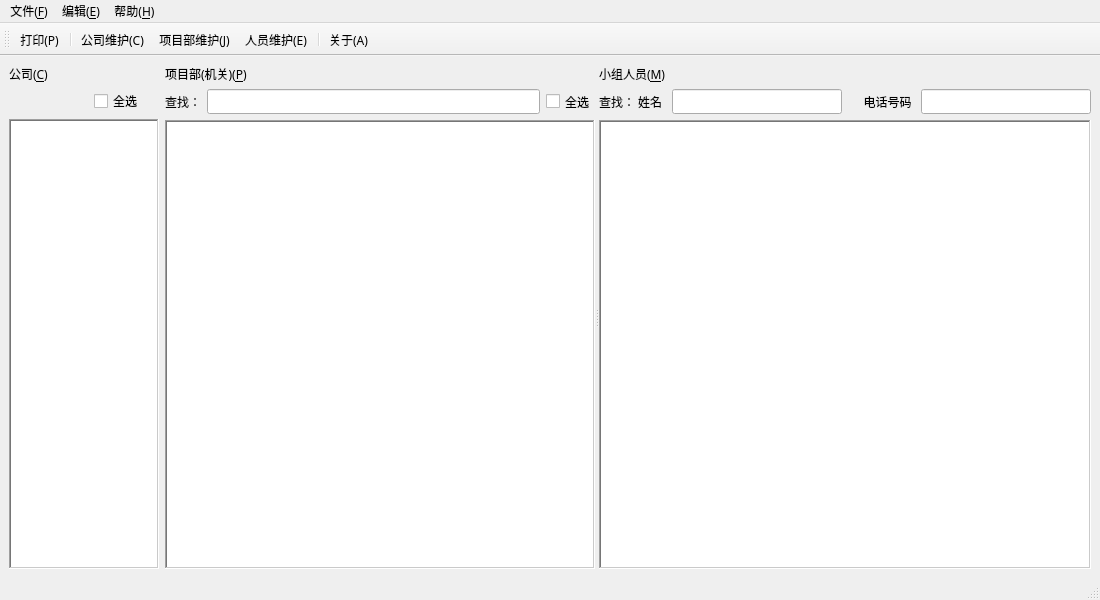
The window that mainwindow.ui (hbsxcjp/yingji) describes before a commit, drawn with Qt 5.
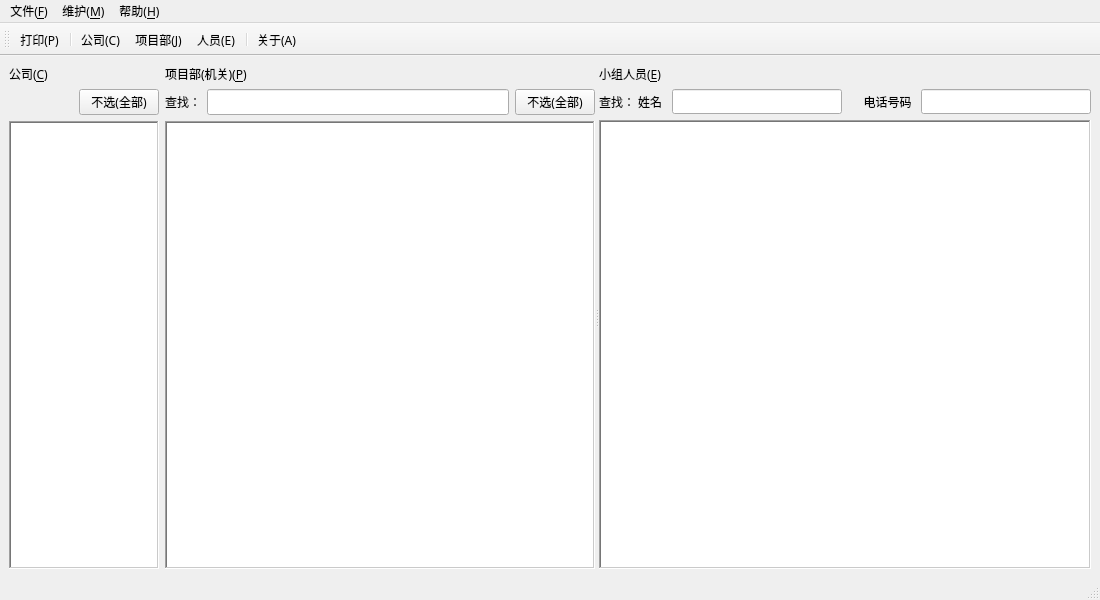
The same window after the commit. Icons and pictures are not drawn.

The edit to the form file:
```diff
--- a/mainwindow.ui
+++ b/mainwindow.ui
@@ -98,27 +98,15 @@
          </spacer>
         </item>
         <item>
-         <widget class="QCheckBox" name="comAllCheckBox">
-          <property name="sizePolicy">
-           <sizepolicy hsizetype="Preferred" vsizetype="Fixed">
-            <horstretch>0</horstretch>
-            <verstretch>0</verstretch>
-           </sizepolicy>
-          </property>
-          <property name="maximumSize">
-           <size>
-            <width>65</width>
-            <height>16777215</height>
-           </size>
-          </property>
-          <property name="contextMenuPolicy">
-           <enum>Qt::NoContextMenu</enum>
-          </property>
+         <widget class="QPushButton" name="comPushButton">
           <property name="layoutDirection">
            <enum>Qt::LeftToRight</enum>
           </property>
           <property name="text">
-           <string>全选</string>
+           <string>不选(全部)</string>
+          </property>
+          <property name="flat">
+           <bool>false</bool>
           </property>
          </widget>
         </item>
@@ -186,7 +174,7 @@
       <property name="orientation">
        <enum>Qt::Horizontal</enum>
       </property>
-      <widget class="QWidget" name="layoutWidget">
+      <widget class="QWidget" name="">
        <layout class="QVBoxLayout" name="verticalLayout_2">
         <item>
          <widget class="QLabel" name="label_2">
@@ -254,27 +242,9 @@
            </widget>
           </item>
           <item>
-           <widget class="QCheckBox" name="proAllCheckBox">
-            <property name="sizePolicy">
-             <sizepolicy hsizetype="Preferred" vsizetype="Preferred">
-              <horstretch>0</horstretch>
-              <verstretch>0</verstretch>
-             </sizepolicy>
-            </property>
-            <property name="maximumSize">
-             <size>
-              <width>65</width>
-              <height>16777215</height>
-             </size>
-            </property>
-            <property name="contextMenuPolicy">
-             <enum>Qt::NoContextMenu</enum>
-            </property>
-            <property name="layoutDirection">
-             <enum>Qt::LeftToRight</enum>
-            </property>
+           <widget class="QPushButton" name="proPushButton">
             <property name="text">
-             <string>全选</string>
+             <string>不选(全部)</string>
             </property>
            </widget>
           </item>
@@ -343,12 +313,12 @@
         </item>
        </layout>
       </widget>
-      <widget class="QWidget" name="layoutWidget">
+      <widget class="QWidget" name="">
        <layout class="QVBoxLayout" name="verticalLayout_3">
         <item>
          <widget class="QLabel" name="label_3">
           <property name="text">
-           <string>小组人员(&amp;M)</string>
+           <string>小组人员(&amp;E)</string>
           </property>
           <property name="alignment">
            <set>Qt::AlignLeading|Qt::AlignLeft|Qt::AlignVCenter</set>
@@ -466,7 +436,7 @@
      <x>0</x>
      <y>0</y>
      <width>1100</width>
-     <height>20</height>
+     <height>25</height>
     </rect>
    </property>
    <widget class="QMenu" name="menu_F">
@@ -479,7 +449,7 @@
    </widget>
    <widget class="QMenu" name="menu_E">
     <property name="title">
-     <string>编辑(&amp;E)</string>
+     <string>维护(&amp;M)</string>
     </property>
     <addaction name="action_CompanyEdit"/>
     <addaction name="action_ProjectEdit"/>
@@ -551,7 +521,7 @@
      <normaloff>:/res/computer_32px.png</normaloff>:/res/computer_32px.png</iconset>
    </property>
    <property name="text">
-    <string>公司维护(&amp;C)</string>
+    <string>公司(&amp;C)</string>
    </property>
    <property name="toolTip">
     <string>维护公司有关的信息</string>
@@ -566,7 +536,7 @@
      <normaloff>:/res/restore_down_32px.png</normaloff>:/res/restore_down_32px.png</iconset>
    </property>
    <property name="text">
-    <string>项目部维护(&amp;J)</string>
+    <string>项目部(&amp;J)</string>
    </property>
    <property name="toolTip">
     <string>维护项目部有关的信息</string>
@@ -581,7 +551,7 @@
      <normaloff>:/res/contacts_32px.png</normaloff>:/res/contacts_32px.png</iconset>
    </property>
    <property name="text">
-    <string>人员维护(&amp;E)</string>
+    <string>人员(&amp;E)</string>
    </property>
    <property name="toolTip">
     <string>维护人员有关的信息</string>
```
Left out of the diff: 19 changed lines with no effect on the pictures.
